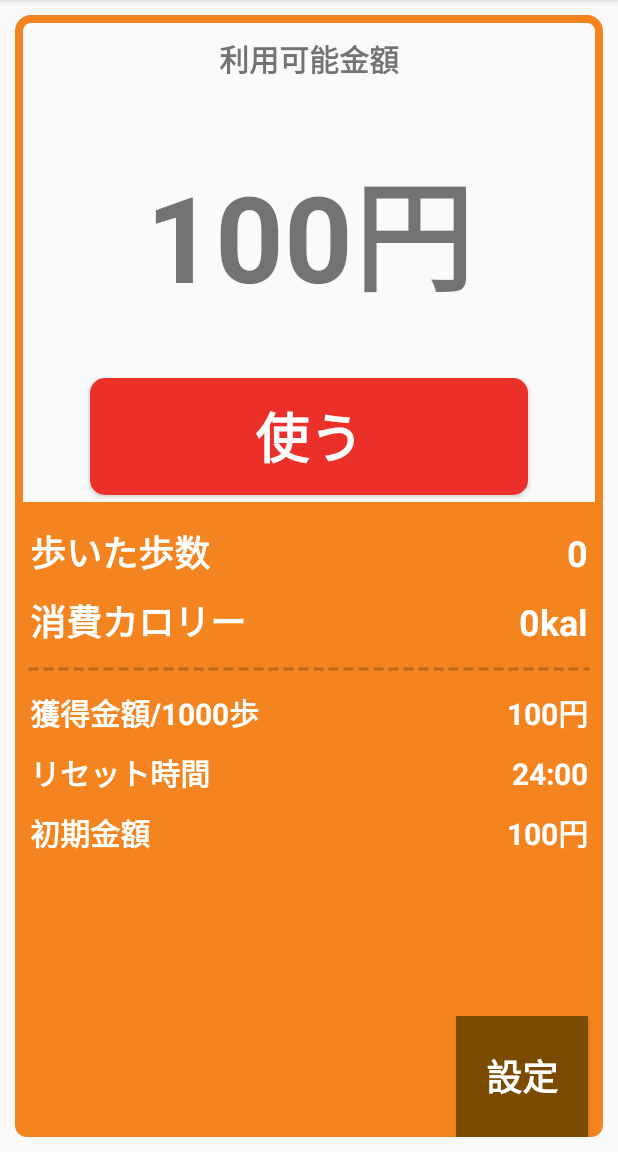
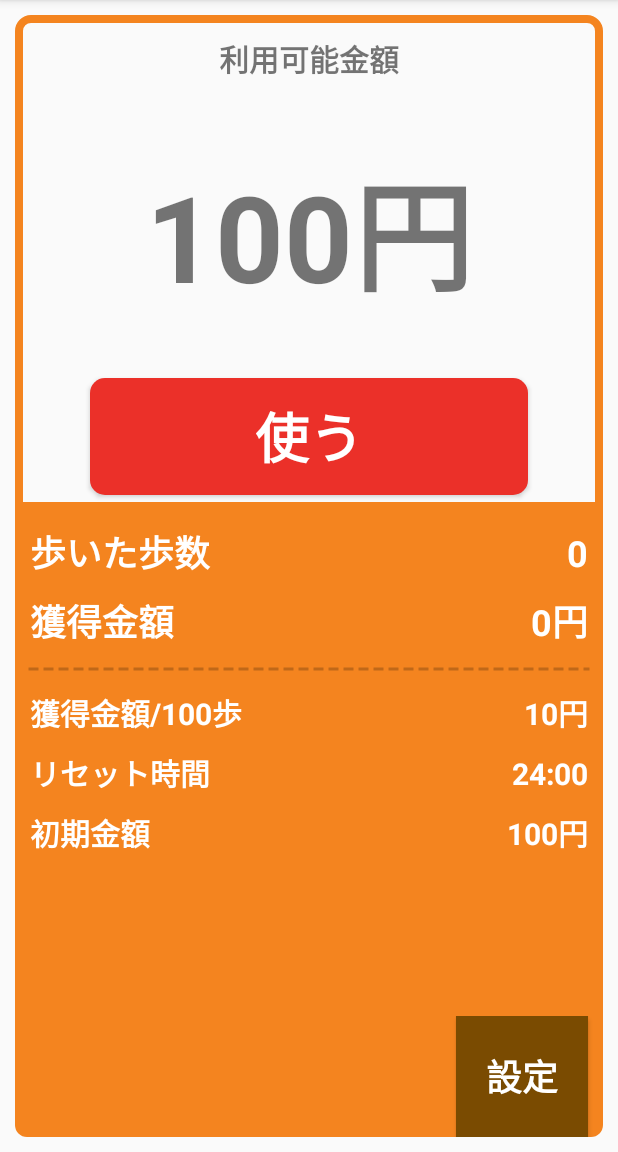
Before and after one commit to Nemizu/Aruku, an Android app: the screen it shows after launch (MainActivity), on a phone screen of 412 x 824 dp, the part 84-1236 px from its top. Run offline under Robolectric (Android 15) with nearby library versions, the phone set to English and light mode, and no system bars; 1 statement that could not run was skipped.

Commit message:
最低限の機能の実装

```diff
--- a/app/src/main/AndroidManifest.xml
+++ b/app/src/main/AndroidManifest.xml
@@ -1,7 +1,7 @@
 <?xml version="1.0" encoding="utf-8"?>
 <manifest xmlns:android="http://schemas.android.com/apk/res/android"
     package="com.example.aruku">
-
+    <uses-permission android:name="android.permission.ACTIVITY_RECOGNITION"/>
     <application
         android:allowBackup="true"
         android:icon="@mipmap/my_ic"
--- a/app/src/main/java/com/example/aruku/AmountDisplay.kt
+++ b/app/src/main/java/com/example/aruku/AmountDisplay.kt
@@ -1,6 +1,8 @@
 package com.example.aruku
 
 import android.annotation.SuppressLint
+import android.content.Context
+import android.content.SharedPreferences
 import android.os.Bundle
 import androidx.fragment.app.Fragment
 import android.view.LayoutInflater
@@ -8,10 +10,16 @@ import android.view.View
 import android.view.ViewGroup
 import android.widget.Button
 import android.widget.TextView
+import android.widget.Toast
 import androidx.navigation.fragment.findNavController
 import androidx.preference.PreferenceManager
+import java.util.prefs.PreferenceChangeEvent
+import java.util.prefs.PreferenceChangeListener
 
-class AmountDisplay : Fragment() {
+class AmountDisplay : Fragment() ,SharedPreferences.OnSharedPreferenceChangeListener{
+
+    private lateinit var amount:TextView
+    private lateinit var shared:SharedPreferences
 
     override fun onCreateView(
         inflater: LayoutInflater, container: ViewGroup?,
@@ -24,9 +32,10 @@ class AmountDisplay : Fragment() {
     override fun onViewCreated(view: View, savedInstanceState: Bundle?) {
         super.onViewCreated(view, savedInstanceState)
         val mainactivity = this.activity as MainActivity
-        val shared = PreferenceManager.getDefaultSharedPreferences(mainactivity)
-
-        view.findViewById<TextView>(R.id.amount).text = shared.getInt("amount",100).toString() + "円"
+        shared = PreferenceManager.getDefaultSharedPreferences(mainactivity)
+        amount = view.findViewById<TextView>(R.id.amount)
+        amount.text = shared.getInt("amount",100).toString() + "円"
+        shared.registerOnSharedPreferenceChangeListener(this)
 
 
         view.findViewById<Button>(R.id.use).setOnClickListener {
@@ -34,4 +43,14 @@ class AmountDisplay : Fragment() {
         }
     }
 
+    override fun onDestroy() {
+        super.onDestroy()
+        shared.unregisterOnSharedPreferenceChangeListener(this)
+    }
+
+    override fun onSharedPreferenceChanged(p0: SharedPreferences?, p1: String?) {
+        if(p1 == "amount"){
+            amount.text = shared.getInt("amount",100).toString() + "円"
+        }
+    }
 }
--- a/app/src/main/java/com/example/aruku/MainActivity.kt
+++ b/app/src/main/java/com/example/aruku/MainActivity.kt
@@ -1,5 +1,7 @@
 package com.example.aruku
 
+import android.content.Context
+import android.hardware.SensorManager
 import androidx.appcompat.app.AppCompatActivity
 import android.os.Bundle
 import androidx.appcompat.app.ActionBar
@@ -10,12 +12,16 @@ class MainActivity : AppCompatActivity() {
         super.onCreate(savedInstanceState)
         setContentView(R.layout.activity_main)
         val shared = PreferenceManager.getDefaultSharedPreferences(this)
+
+        /*初回起動処理*/
         if(!shared.getBoolean("Launched",false)){
             shared.edit().putInt("amount",100).apply()
-            shared.edit().putString("1000money","100").apply()
+            shared.edit().putString("100money","10").apply()
             shared.edit().putString("examount","100").apply()
             shared.edit().putString("resettime","24:00").apply()
             shared.edit().putBoolean("Launched",true).apply()
+            shared.edit().putInt("steps",0).apply()
+            shared.edit().putInt("getmoney",0).apply()
         }
     }
 
--- a/app/src/main/java/com/example/aruku/SettingsFragment.kt
+++ b/app/src/main/java/com/example/aruku/SettingsFragment.kt
@@ -16,10 +16,10 @@ class SettingsFragment : PreferenceFragmentCompat() {
         val mainactivity = this.activity as MainActivity
         setHasOptionsMenu(true)
         mainactivity.setupBack(true)
-        val numberPreference1: EditTextPreference? = findPreference("1000money")
+        val numberPreference1: EditTextPreference? = findPreference("100money")
         val numberPreference2: EditTextPreference? = findPreference("examount")
         val timePreference: EditTextPreference? = findPreference("resettime")
-        //val Dialog1 :DialogPreference? = findPreference("1000money")
+        //val Dialog1 :DialogPreference? = findPreference("100money")
         numberPreference1?.setOnBindEditTextListener {
             it.keyListener = DigitsKeyListener.getInstance("01234456789")
             it.inputType = InputType.TYPE_CLASS_NUMBER
--- a/app/src/main/java/com/example/aruku/StatusDisplay.kt
+++ b/app/src/main/java/com/example/aruku/StatusDisplay.kt
@@ -1,6 +1,12 @@
 package com.example.aruku
 
 import android.annotation.SuppressLint
+import android.content.Context
+import android.content.SharedPreferences
+import android.hardware.Sensor
+import android.hardware.SensorEvent
+import android.hardware.SensorEventListener
+import android.hardware.SensorManager
 import android.os.Bundle
 import androidx.fragment.app.Fragment
 import android.view.LayoutInflater
@@ -8,10 +14,21 @@ import android.view.View
 import android.view.ViewGroup
 import android.widget.Button
 import android.widget.TextView
+import androidx.core.content.ContextCompat
 import androidx.navigation.fragment.findNavController
 import androidx.preference.PreferenceManager
+import kotlinx.android.synthetic.main.activity_main.*
+import kotlinx.android.synthetic.main.fragment_amount_display.view.*
 
-class StatusDisplay : Fragment() {
+class StatusDisplay : Fragment() ,SensorEventListener{
+    private lateinit var mManager: SensorManager
+    private lateinit var mSensor: Sensor
+    private lateinit var countSensor: Sensor
+    private lateinit var shared: SharedPreferences
+    private lateinit var mainactivity: MainActivity
+    private lateinit var value1: TextView
+    private lateinit var value2: TextView
+
 
     override fun onCreateView(
         inflater: LayoutInflater, container: ViewGroup?,
@@ -24,10 +41,19 @@ class StatusDisplay : Fragment() {
     @SuppressLint("SetTextI18n")
     override fun onViewCreated(view: View, savedInstanceState: Bundle?) {
         super.onViewCreated(view, savedInstanceState)
-        val mainactivity = this.activity as MainActivity
-        val shared = PreferenceManager.getDefaultSharedPreferences(mainactivity)
-        if(shared.getString("1000money","100") == ""){
-            shared.edit().putString("1000money","100").apply()
+        mainactivity = this.activity as MainActivity
+        mManager = mainactivity.getSystemService(Context.SENSOR_SERVICE) as SensorManager
+        mSensor = mManager.getDefaultSensor(Sensor.TYPE_STEP_DETECTOR)
+        //countSensor = mManager.getDefaultSensor(Sensor.TYPE_STEP_COUNTER)
+        //mManager.registerListener(this,countSensor,SensorManager.SENSOR_DELAY_UI)
+        mManager.registerListener(this,mSensor,SensorManager.SENSOR_DELAY_UI)
+        shared = PreferenceManager.getDefaultSharedPreferences(mainactivity)
+        mainactivity.setupBack(false)
+        value1 = view.findViewById(R.id.value1)
+        value2 = view.findViewById(R.id.value2)
+
+        if(shared.getString("100money","100") == ""){
+            shared.edit().putString("100money","10").apply()
         }
         if(shared.getString("resettime","100") == ""){
             shared.edit().putString("resettime","24:00").apply()
@@ -35,13 +61,40 @@ class StatusDisplay : Fragment() {
         if(shared.getString("examount","100") == ""){
             shared.edit().putString("examount","100").apply()
         }
-        view.findViewById<TextView>(R.id.value3).text = shared.getString("1000money","100") + "円"
+        view.findViewById<TextView>(R.id.value3).text = shared.getString("100money","10") + "円"
         view.findViewById<TextView>(R.id.value4).text = shared.getString("resettime","24:00")
         view.findViewById<TextView>(R.id.value5).text = shared.getString("examount","100") + "円"
-        mainactivity.setupBack(false)
-
         view.findViewById<Button>(R.id.setting).setOnClickListener {
             findNavController().navigate(R.id.action_statusDisplay_to_settingsFragment)
         }
     }
+
+    override fun onResume() {
+        super.onResume()
+        value1.text = shared.getInt("steps",0).toString()
+    }
+
+
+    override fun onSensorChanged(p0: SensorEvent?) {
+        shared.edit().putInt("steps",shared.getInt("steps",0)+1).apply()
+        value1.text = shared.getInt("steps",0).toString()
+        if(shared.getInt("steps",0) % 100 == 0){
+            shared.edit().putInt("amount",shared.getInt("amount",100) + shared.getString("100money","100")!!.toInt()).apply()
+            shared.edit().putInt("getmoney",shared.getInt("getmoney",0) + shared.getString("100money","100")!!.toInt()).apply()
+            value2.text = shared.getInt("getmoney",0).toString() + "円"
+
+        }
+
+        /*if(p0!=null){
+            if(p0.sensor.type == Sensor.TYPE_STEP_DETECTOR){
+
+            }*/
+            /*if(p0.sensor.type == Sensor.TYPE_STEP_COUNTER){
+                shared.edit().putInt("steps",shared.getInt("steps",0)+1).apply()
+                value1.text = shared.getInt("steps",0).toString()
+            }*/
+        }
+    override fun onAccuracyChanged(p0: Sensor?, p1: Int) {
+
+    }
 }
--- a/app/src/main/res/layout/fragment_status_display.xml
+++ b/app/src/main/res/layout/fragment_status_display.xml
@@ -67,7 +67,7 @@
                 android:layout_height="wrap_content"
                 android:layout_marginLeft="10dp"
                 android:layout_weight="1.5"
-                android:text="消費カロリー"
+                android:text="獲得金額"
                 android:textColor="#FFFFFF"
                 android:textSize="24sp"
                 android:textStyle="bold" />
@@ -79,7 +79,7 @@
                 android:layout_marginRight="10dp"
                 android:layout_weight="2"
                 android:gravity="right"
-                android:text="0kal"
+                android:text="0円"
                 android:textColor="#FFFFFF"
                 android:textSize="24sp"
                 android:textStyle="bold" />
@@ -103,7 +103,7 @@
                 android:layout_marginLeft="10dp"
                 android:layout_marginTop="10dp"
                 android:layout_weight="1"
-                android:text="獲得金額/1000歩"
+                android:text="獲得金額/100歩"
                 android:textColor="#FFFFFF"
                 android:textSize="20sp"
                 android:textStyle="bold" />
@@ -117,7 +117,7 @@
                 android:layout_marginRight="10dp"
                 android:layout_weight="2"
                 android:gravity="right"
-                android:text="100円"
+                android:text="10円"
                 android:textColor="#FFFFFF"
                 android:textSize="20sp"
                 android:textStyle="bold"
--- a/app/src/main/res/xml/root_preferences.xml
+++ b/app/src/main/res/xml/root_preferences.xml
@@ -4,10 +4,10 @@
         app:iconSpaceReserved="false">
 
         <EditTextPreference
-            app:key="1000money"
-            app:title="1000歩ごとの獲得金額"
+            app:key="100money"
+            app:title="100歩ごとの獲得金額"
             app:useSimpleSummaryProvider="true"
-            app:defaultValue="100"
+            app:defaultValue="10"
             app:iconSpaceReserved="false" />
 
         <EditTextPreference
```
